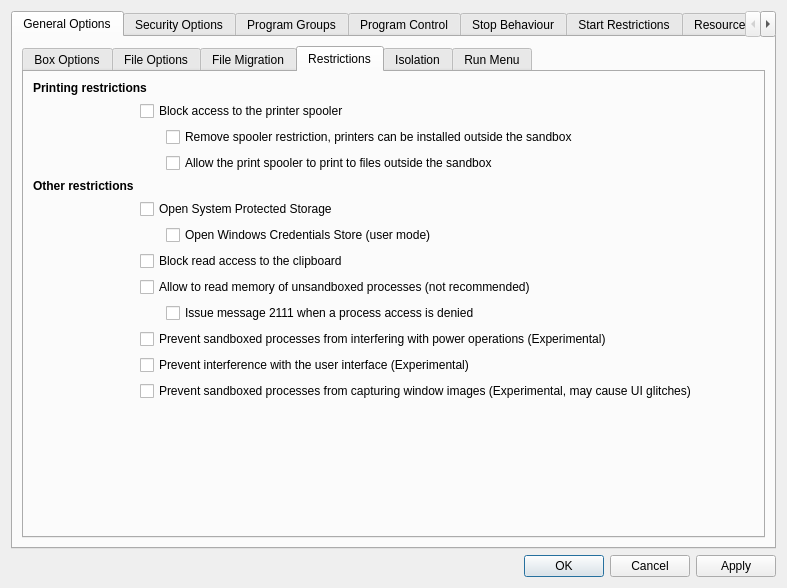
Before: the Qt Designer form SandboxiePlus/SandMan/Forms/OptionsWindow.ui in sandboxie-plus/Sandboxie, drawn with Qt 5.
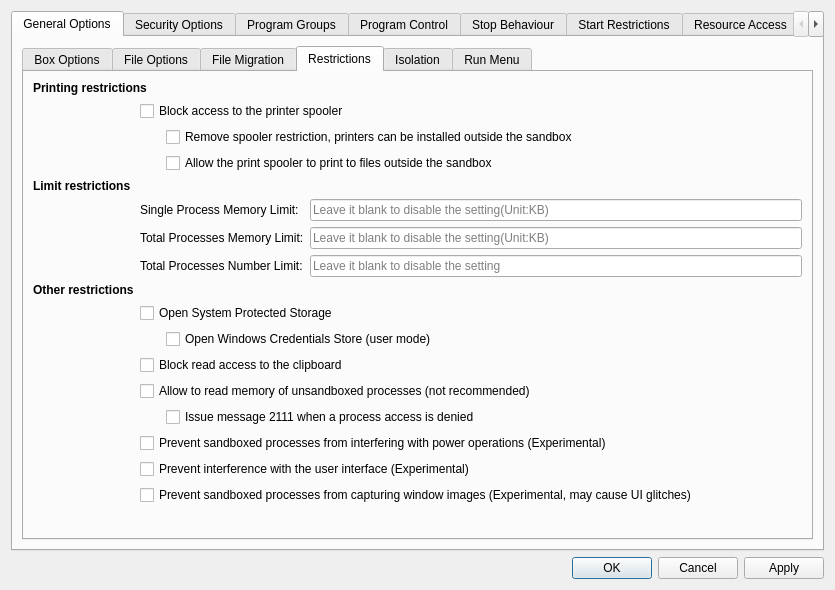
After: the same form once the commit is applied. The open tabs and pages were chosen to show the change.

```diff
--- a/SandboxiePlus/SandMan/Forms/OptionsWindow.ui
+++ b/SandboxiePlus/SandMan/Forms/OptionsWindow.ui
@@ -6,7 +6,7 @@
    <rect>
     <x>0</x>
     <y>0</y>
-    <width>787</width>
+    <width>835</width>
     <height>588</height>
    </rect>
   </property>
@@ -31,8 +31,8 @@
   <property name="windowTitle">
    <string>SandboxiePlus Options</string>
   </property>
-  <layout class="QVBoxLayout" name="verticalLayout_2">
-   <item>
+  <layout class="QGridLayout" name="gridLayout_93">
+   <item row="0" column="0">
     <layout class="QVBoxLayout" name="verticalLayout">
      <item>
       <widget class="QTabWidget" name="tabs">
@@ -45,7 +45,7 @@
         <enum>QTabWidget::North</enum>
        </property>
        <property name="currentIndex">
-        <number>1</number>
+        <number>0</number>
        </property>
        <widget class="QWidget" name="tabGeneral">
         <attribute name="title">
@@ -55,7 +55,7 @@
          <item row="0" column="0">
           <widget class="QTabWidget" name="tabsGeneral">
            <property name="currentIndex">
-            <number>0</number>
+            <number>3</number>
            </property>
            <widget class="QWidget" name="tabOptions">
             <attribute name="title">
@@ -672,8 +672,8 @@
             <attribute name="title">
              <string>Restrictions</string>
             </attribute>
-            <layout class="QGridLayout" name="gridLayout_36">
-             <item row="3" column="0" colspan="2">
+            <layout class="QGridLayout" name="gridLayout_92">
+             <item row="0" column="0" colspan="2">
               <widget class="QLabel" name="lblPrinting">
                <property name="font">
                 <font>
@@ -690,148 +690,171 @@
                </property>
               </widget>
              </item>
-             <item row="9" column="2">
-              <widget class="QCheckBox" name="chkOpenCredentials">
-               <property name="text">
-                <string>Open Windows Credentials Store (user mode)</string>
-               </property>
-              </widget>
-             </item>
-             <item row="7" column="0">
-              <widget class="QLabel" name="lblOther">
-               <property name="font">
-                <font>
-                 <weight>75</weight>
-                 <bold>true</bold>
-                 <kerning>true</kerning>
-                </font>
-               </property>
-               <property name="toolTip">
-                <string>Protect the system from sandboxed processes</string>
-               </property>
-               <property name="text">
-                <string>Other restrictions</string>
-               </property>
-              </widget>
-             </item>
-             <item row="11" column="1" colspan="2">
-              <widget class="QCheckBox" name="chkVmRead">
-               <property name="text">
-                <string>Allow to read memory of unsandboxed processes (not recommended)</string>
-               </property>
-              </widget>
-             </item>
-             <item row="17" column="2">
-              <spacer name="horizontalSpacer_5">
-               <property name="orientation">
-                <enum>Qt::Horizontal</enum>
-               </property>
-               <property name="sizeHint" stdset="0">
-                <size>
-                 <width>556</width>
-                 <height>20</height>
-                </size>
-               </property>
-              </spacer>
-             </item>
-             <item row="15" column="1" colspan="2">
-              <widget class="QCheckBox" name="chkBlockCapture">
-               <property name="toolTip">
-                <string>This feature does not block all means of obtaining a screen capture, only some common ones.</string>
-               </property>
-               <property name="text">
-                <string>Prevent sandboxed processes from capturing window images (Experimental, may cause UI glitches)</string>
-               </property>
-              </widget>
-             </item>
-             <item row="8" column="1" colspan="2">
-              <widget class="QCheckBox" name="chkOpenProtectedStorage">
-               <property name="text">
-                <string>Open System Protected Storage</string>
-               </property>
-              </widget>
-             </item>
-             <item row="6" column="2">
-              <widget class="QCheckBox" name="chkPrintToFile">
-               <property name="sizePolicy">
-                <sizepolicy hsizetype="Minimum" vsizetype="Fixed">
-                 <horstretch>0</horstretch>
-                 <verstretch>0</verstretch>
-                </sizepolicy>
-               </property>
-               <property name="text">
-                <string>Allow the print spooler to print to files outside the sandbox</string>
-               </property>
-              </widget>
-             </item>
-             <item row="4" column="1" colspan="2">
+             <item row="1" column="1" colspan="3">
               <widget class="QCheckBox" name="chkBlockSpooler">
                <property name="text">
                 <string>Block access to the printer spooler</string>
                </property>
               </widget>
              </item>
-             <item row="5" column="2">
+             <item row="2" column="2" colspan="2">
               <widget class="QCheckBox" name="chkOpenSpooler">
                <property name="text">
                 <string>Remove spooler restriction, printers can be installed outside the sandbox</string>
                </property>
               </widget>
              </item>
-             <item row="10" column="1" colspan="2">
+             <item row="3" column="2" colspan="2">
+              <widget class="QCheckBox" name="chkPrintToFile">
+               <property name="sizePolicy">
+                <sizepolicy hsizetype="Minimum" vsizetype="Fixed">
+                 <horstretch>0</horstretch>
+                 <verstretch>0</verstretch>
+                </sizepolicy>
+               </property>
+               <property name="text">
+                <string>Allow the print spooler to print to files outside the sandbox</string>
+               </property>
+              </widget>
+             </item>
+             <item row="4" column="0" colspan="2">
+              <widget class="QLabel" name="lblLimit">
+               <property name="font">
+                <font>
+                 <weight>75</weight>
+                 <bold>true</bold>
+                 <kerning>true</kerning>
+                </font>
+               </property>
+               <property name="toolTip">
+                <string>Protect the system from sandboxed processes</string>
+               </property>
+               <property name="text">
+                <string>Limit restrictions</string>
+               </property>
+              </widget>
+             </item>
+             <item row="5" column="1" colspan="2">
+              <widget class="QLabel" name="label_53">
+               <property name="text">
+                <string>Single Process Memory Limit:</string>
+               </property>
+              </widget>
+             </item>
+             <item row="5" column="3">
+              <widget class="QLineEdit" name="lineSingleMemory">
+               <property name="placeholderText">
+                <string>Leave it blank to disable the setting(Unit:KB)</string>
+               </property>
+              </widget>
+             </item>
+             <item row="6" column="1" colspan="2">
+              <widget class="QLabel" name="label_56">
+               <property name="text">
+                <string>Total Processes Memory Limit:</string>
+               </property>
+              </widget>
+             </item>
+             <item row="6" column="3">
+              <widget class="QLineEdit" name="lineTotalMemory">
+               <property name="placeholderText">
+                <string>Leave it blank to disable the setting(Unit:KB)</string>
+               </property>
+              </widget>
+             </item>
+             <item row="7" column="1" colspan="2">
+              <widget class="QLabel" name="label_86">
+               <property name="text">
+                <string>Total Processes Number Limit:</string>
+               </property>
+              </widget>
+             </item>
+             <item row="7" column="3">
+              <widget class="QLineEdit" name="lineTotalNumber">
+               <property name="placeholderText">
+                <string>Leave it blank to disable the setting</string>
+               </property>
+              </widget>
+             </item>
+             <item row="8" column="0">
+              <widget class="QLabel" name="lblOther">
+               <property name="font">
+                <font>
+                 <weight>75</weight>
+                 <bold>true</bold>
+                 <kerning>true</kerning>
+                </font>
+               </property>
+               <property name="toolTip">
+                <string>Protect the system from sandboxed processes</string>
+               </property>
+               <property name="text">
+                <string>Other restrictions</string>
+               </property>
+              </widget>
+             </item>
+             <item row="9" column="1" colspan="3">
+              <widget class="QCheckBox" name="chkOpenProtectedStorage">
+               <property name="text">
+                <string>Open System Protected Storage</string>
+               </property>
+              </widget>
+             </item>
+             <item row="10" column="1">
+              <widget class="QLabel" name="label_39">
+               <property name="minimumSize">
+                <size>
+                 <width>20</width>
+                 <height>0</height>
+                </size>
+               </property>
+               <property name="maximumSize">
+                <size>
+                 <width>20</width>
+                 <height>16777215</height>
+                </size>
+               </property>
+               <property name="text">
+                <string/>
+               </property>
+              </widget>
+             </item>
+             <item row="10" column="2" colspan="2">
+              <widget class="QCheckBox" name="chkOpenCredentials">
+               <property name="text">
+                <string>Open Windows Credentials Store (user mode)</string>
+               </property>
+              </widget>
+             </item>
+             <item row="11" column="1" colspan="3">
               <widget class="QCheckBox" name="chkCloseClipBoard">
                <property name="text">
                 <string>Block read access to the clipboard</string>
                </property>
               </widget>
              </item>
-             <item row="12" column="2">
+             <item row="12" column="1" colspan="3">
+              <widget class="QCheckBox" name="chkVmRead">
+               <property name="text">
+                <string>Allow to read memory of unsandboxed processes (not recommended)</string>
+               </property>
+              </widget>
+             </item>
+             <item row="13" column="2" colspan="2">
               <widget class="QCheckBox" name="chkVmReadNotify">
                <property name="text">
                 <string>Issue message 2111 when a process access is denied</string>
                </property>
               </widget>
              </item>
-             <item row="9" column="1">
-              <widget class="QLabel" name="label_39">
-               <property name="minimumSize">
-                <size>
-                 <width>20</width>
-                 <height>0</height>
-                </size>
-               </property>
-               <property name="maximumSize">
-                <size>
-                 <width>20</width>
-                 <height>16777215</height>
-                </size>
-               </property>
-               <property name="text">
-                <string/>
-               </property>
-              </widget>
-             </item>
-             <item row="13" column="1" colspan="2">
+             <item row="14" column="1" colspan="3">
               <widget class="QCheckBox" name="chkProtectPower">
                <property name="text">
                 <string>Prevent sandboxed processes from interfering with power operations (Experimental)</string>
                </property>
               </widget>
              </item>
-             <item row="16" column="1">
-              <spacer name="verticalSpacer_12">
-               <property name="orientation">
-                <enum>Qt::Vertical</enum>
-               </property>
-               <property name="sizeHint" stdset="0">
-                <size>
-                 <width>20</width>
-                 <height>43</height>
-                </size>
-               </property>
-              </spacer>
-             </item>
-             <item row="14" column="1" colspan="2">
+             <item row="15" column="1" colspan="3">
               <widget class="QCheckBox" name="chkUserOperation">
                <property name="toolTip">
                 <string>Prevent move mouse, bring in front, and similar operations, this is likely to cause issues with games.</string>
@@ -841,6 +864,42 @@
                </property>
               </widget>
              </item>
+             <item row="16" column="1" colspan="3">
+              <widget class="QCheckBox" name="chkBlockCapture">
+               <property name="toolTip">
+                <string>This feature does not block all means of obtaining a screen capture, only some common ones.</string>
+               </property>
+               <property name="text">
+                <string>Prevent sandboxed processes from capturing window images (Experimental, may cause UI glitches)</string>
+               </property>
+              </widget>
+             </item>
+             <item row="17" column="1">
+              <spacer name="verticalSpacer_12">
+               <property name="orientation">
+                <enum>Qt::Vertical</enum>
+               </property>
+               <property name="sizeHint" stdset="0">
+                <size>
+                 <width>20</width>
+                 <height>43</height>
+                </size>
+               </property>
+              </spacer>
+             </item>
+             <item row="18" column="2" colspan="2">
+              <spacer name="horizontalSpacer_5">
+               <property name="orientation">
+                <enum>Qt::Horizontal</enum>
+               </property>
+               <property name="sizeHint" stdset="0">
+                <size>
+                 <width>556</width>
+                 <height>20</height>
+                </size>
+               </property>
+              </spacer>
+             </item>
             </layout>
            </widget>
            <widget class="QWidget" name="tabOtherRestrictions">
@@ -1088,7 +1147,7 @@
          <item row="0" column="0">
           <widget class="QTabWidget" name="tabsSecurity">
            <property name="currentIndex">
-            <number>0</number>
+            <number>1</number>
            </property>
            <widget class="QWidget" name="tabHarden">
             <attribute name="title">
@@ -4967,8 +5026,8 @@
                  <rect>
                   <x>0</x>
                   <y>0</y>
-                  <width>98</width>
-                  <height>28</height>
+                  <width>75</width>
+                  <height>16</height>
                  </rect>
                 </property>
                 <layout class="QGridLayout" name="dbgLayout">
```
